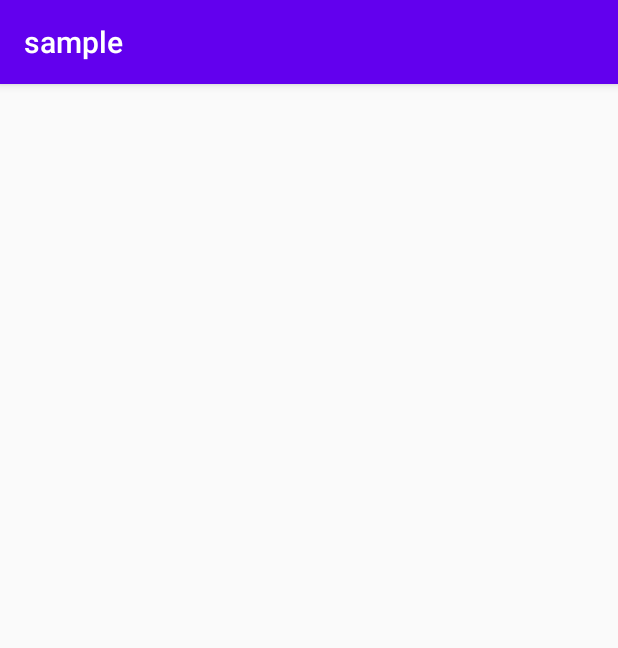
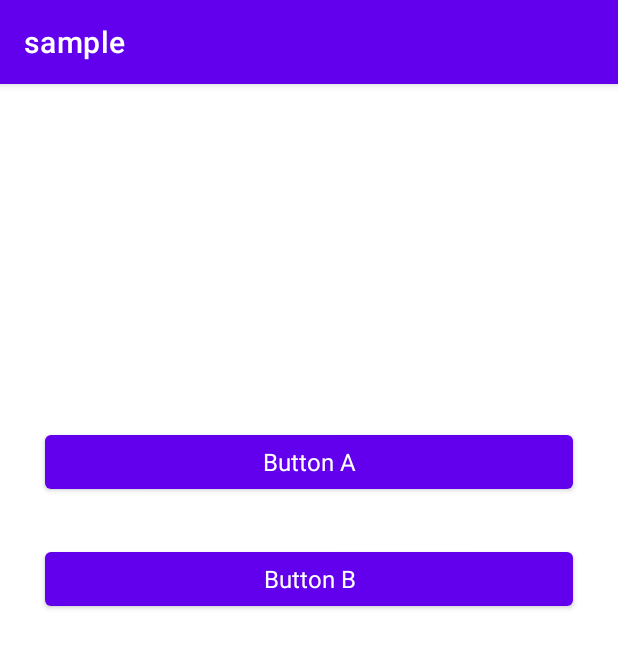
Before and after one commit to GuilhE/AndroidStyling-LintRules, an Android app: the screen it shows after launch (MainActivity), on a phone screen of 412 x 824 dp. Shown: the top 648 px of the screen. Run offline under Robolectric (Android 15) with nearby library versions, the phone set to English and light mode, and no system bars.

Commit message:
module import bug fixes

```diff
--- a/checks/build.gradle.kts
+++ b/checks/build.gradle.kts
@@ -2,6 +2,8 @@ plugins {
     java
     id("com.android.lint")
 }
+
+apply(plugin = "kotlin")
 
 lintOptions {
     htmlReport = true
@@ -12,6 +14,7 @@ lintOptions {
 }
 
 dependencies {
+    compileOnly(Libs.kotlin)
     compileOnly(Libs.lint_api)
     compileOnly(Libs.lint_checks)
     testImplementation(Libs.lint)
--- a/sample/build.gradle
+++ b/sample/build.gradle
@@ -27,8 +27,8 @@ android {
 
 dependencies {
     lintChecks project(':checks')
-    implementation "org.jetbrains.kotlin:kotlin-stdlib-jdk7:1.3.72"
-    implementation "com.google.android.material:material:1.2.0"
+    implementation "org.jetbrains.kotlin:kotlin-stdlib-jdk7:1.4.0"
+    implementation "com.google.android.material:material:1.2.1"
     implementation "androidx.appcompat:appcompat:1.2.0"
-    implementation "androidx.constraintlayout:constraintlayout:1.1.3"
+    implementation "androidx.constraintlayout:constraintlayout:2.0.1"
 }
--- a/sample/src/main/java/com/github/guilhe/sample/MainActivity.kt
+++ b/sample/src/main/java/com/github/guilhe/sample/MainActivity.kt
@@ -10,6 +10,7 @@ class MainActivity : AppCompatActivity() {
 
     override fun onCreate(savedInstanceState: Bundle?) {
         super.onCreate(savedInstanceState)
+        setContentView(R.layout.activity_main)
 
         Color.parseColor("#FFFFFF")
         resources.getColor(R.color.colorPrimary, theme)
--- a/sample/src/main/res/layout/activity_main.xml
+++ b/sample/src/main/res/layout/activity_main.xml
@@ -10,26 +10,27 @@
         android:layout_width="match_parent"
         android:layout_height="wrap_content"
         android:layout_margin="30dp"
-        android:background="#FFFFFF"
+        android:text="Button A"
         android:textAppearance="@android:style/TextAppearance"
+        android:textColor="#FFFFFF"
         app:layout_constraintBottom_toBottomOf="parent"
         app:layout_constraintEnd_toEndOf="parent"
         app:layout_constraintStart_toStartOf="parent"
         app:layout_constraintTop_toTopOf="parent"
         app:layout_constraintVertical_bias=".3"
-        tools:text="Button A" />
+        tools:ignore="HardcodedText" />
 
     <com.google.android.material.button.MaterialButton
         android:layout_width="match_parent"
         android:layout_height="wrap_content"
         android:layout_margin="30dp"
-        android:background="@color/colorPrimary"
+        android:text="Button B"
         android:textAppearance="@android:style/TextAppearance"
         android:textColor="@android:color/white"
         app:layout_constraintEnd_toEndOf="@+id/btn1"
         app:layout_constraintStart_toStartOf="@+id/btn1"
         app:layout_constraintTop_toBottomOf="@id/btn1"
         app:rippleColor="@android:color/transparent"
-        tools:text="Button B" />
+        tools:ignore="HardcodedText" />
 
 </androidx.constraintlayout.widget.ConstraintLayout>
--- a/sample/src/main/res/values/theme.xml
+++ b/sample/src/main/res/values/theme.xml
@@ -1,6 +1,6 @@
 <resources>
     <!-- Base application theme. -->
-    <style name="AppTheme" parent="Theme.AppCompat.Light.DarkActionBar">
+    <style name="AppTheme" parent="Theme.MaterialComponents.Light.DarkActionBar">
         <!-- Customize your theme here. -->
         <item name="colorPrimary">@color/colorPrimary</item>
         <item name="colorPrimaryDark">@color/colorPrimaryDark</item>
--- a/styling-lint/build.gradle.kts
+++ b/styling-lint/build.gradle.kts
@@ -39,4 +39,4 @@ val dokkaJar by tasks.registering(Jar::class) {
     archiveClassifier.set("javadoc")
     from(dokkaDoc)
 }
-//apply(from = rootProject.file("deploy-bintray.gradle.kts"))
+apply(from = rootProject.file("deploy-bintray.gradle.kts"))
```
Also changed, not shown: buildSrc/src/main/java/Constants.kt (+5 -2 lines), deploy-bintray.gradle.kts (+11 -11 lines), gradle/wrapper/gradle-wrapper.properties.
